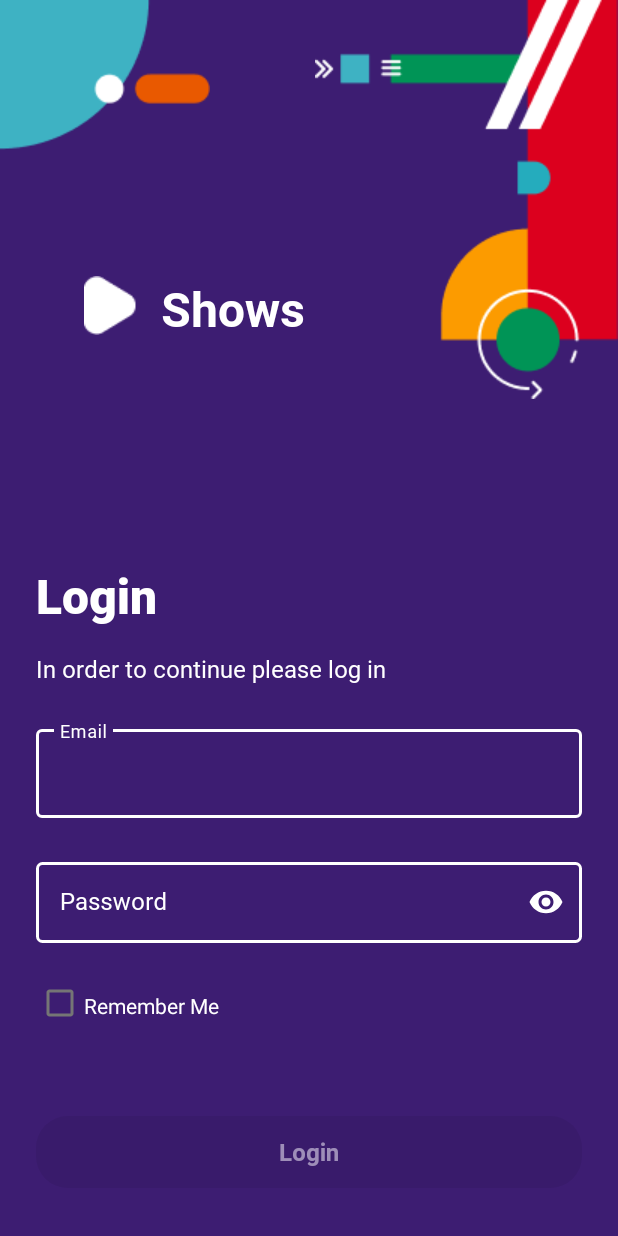
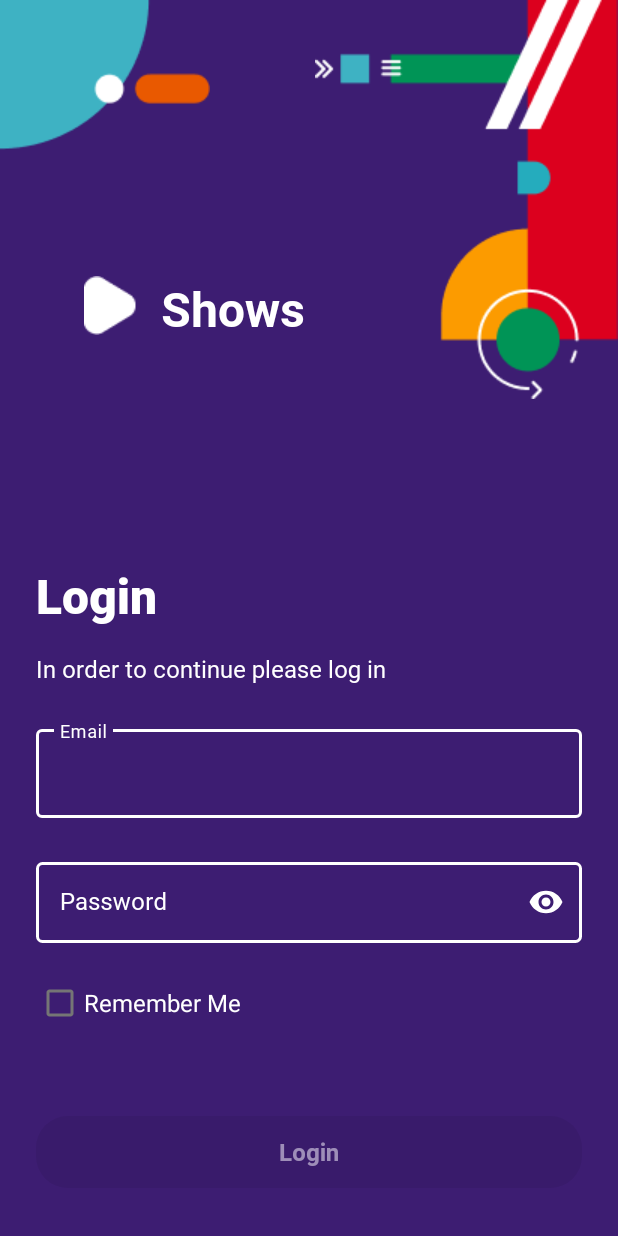
Before and after one commit to DorianBadel/infinum-academy-shows-app-DorianBadel, an Android app: the screen it shows after launch (MainActivity), on a phone screen of 412 x 824 dp. Run offline under Robolectric (Android 15) with nearby library versions, the phone set to English and light mode, and no system bars.

Commit message:
Removing hardcoded text

```diff
--- a/app/src/main/res/layout/dialog_add_review.xml
+++ b/app/src/main/res/layout/dialog_add_review.xml
@@ -23,7 +23,7 @@
                 android:layout_marginLeft="24dp"
                 android:layout_marginTop="40dp"
                 android:layout_height="wrap_content"
-                android:text="Write a review"
+                android:text="@string/write_a_review"
                 android:fontFamily="@font/robotobold"
                 android:textSize="24dp"
                 android:textColor="@color/black"
@@ -56,7 +56,7 @@
             android:layout_marginLeft="24dp"
             android:layout_marginTop="24dp"
             android:layout_marginRight="24dp"
-            android:hint="Comment"
+            android:hint="@string/hint_comment"
             android:textColorHint="#52368C"
             app:boxStrokeColor="#52368C"
             app:hintTextColor="#52368C"
@@ -84,7 +84,7 @@
             android:layout_width="match_parent"
             android:layout_height="match_parent"
             android:layout_margin="24dp"
-            android:text="Write a review"
+            android:text="@string/write_a_review"
             android:background="#52368C"
             />
 
--- a/app/src/main/res/layout/dialog_profile.xml
+++ b/app/src/main/res/layout/dialog_profile.xml
@@ -40,7 +40,7 @@
         android:layout_marginRight="24dp"
         android:background="@drawable/btn_alt_bg"
         android:fontFamily="@font/robotobold"
-        android:text="Change profile photo"
+        android:text="@string/change_profile_photo_txt"
         android:textAppearance="@style/TextAppearance.AppCompat.Body2"
         android:textColor="#FFFFFF"
         android:textColorHint="#FFFFFF"
@@ -59,7 +59,7 @@
         android:background="@drawable/btn_bg"
         android:backgroundTint="#BBBBBB"
         android:fontFamily="@font/robotobold"
-        android:text="Logout"
+        android:text="@string/logout_txt"
         android:textAppearance="@style/TextAppearance.AppCompat.Body2"
         android:textColor="#FFFFFF"
         android:textColorHint="#FFFFFF"
--- a/app/src/main/res/layout/fragment_login_fraagment.xml
+++ b/app/src/main/res/layout/fragment_login_fraagment.xml
@@ -11,15 +11,12 @@
         android:layout_width="match_parent"
         android:layout_height="match_parent"
         >
-
-
-
         <ImageView
             android:layout_width="wrap_content"
             android:layout_height="wrap_content"
             android:src="@drawable/top_left_illustration"
             app:layout_constraintStart_toStartOf="parent"
-            android:contentDescription="Top left img"
+            android:contentDescription="Top left image"
             app:layout_constraintTop_toTopOf="parent" />
 
         <ImageView
@@ -147,21 +144,15 @@
 
         <CheckBox
             android:id="@+id/cbRememberMe"
-            android:layout_width="32dp"
+            android:layout_width="wrap_content"
             android:layout_height="32dp"
             android:layout_margin="24dp"
             app:layout_constraintStart_toStartOf="parent"
             app:layout_constraintTop_toBottomOf="@+id/passwordText"
+            android:textColor="#FFFFFF"
+            android:text="@string/remember_me_txt"
+            android:textSize="16dp"
             />
-
-        <TextView
-            android:layout_width="wrap_content"
-            android:layout_height="wrap_content"
-            android:layout_marginTop="8dp"
-            android:text="Remember Me"
-            android:textColor="#FFFFFF"
-            app:layout_constraintStart_toEndOf="@+id/cbRememberMe"
-            app:layout_constraintTop_toTopOf="@id/cbRememberMe" />
 
         <Button
             style="@style/Widget.Material3.Button"
@@ -176,7 +167,7 @@
             android:backgroundTint="#BBBBBB"
             android:backgroundTintMode="add"
             android:fontFamily="@font/robotobold"
-            android:text="Login"
+            android:text="@string/login_txt"
             android:textAppearance="@style/TextAppearance.AppCompat.Body2"
             android:textColor="#FFFFFF"
             android:textColorHint="#FFFFFF"
--- a/app/src/main/res/layout/view_item_review.xml
+++ b/app/src/main/res/layout/view_item_review.xml
@@ -27,7 +27,7 @@
             android:layout_marginStart="96dp"
             android:layout_marginTop="32dp"
             android:fontFamily="@font/robotoregular"
-            android:text="neil.the.navy.seal"
+            tools:text="neil.the.navy.seal"
             android:textColor="#52368C"
             android:textSize="16sp" />
 
@@ -63,7 +63,7 @@
             android:layout_marginRight="24dp"
             android:fontFamily="@font/robotoregular"
             android:textColor="@color/black"
-            android:text="This show was a complete masterpiece, I really liked it."
+            tools:text="This show was a complete masterpiece, I really liked it."
             android:textSize="16sp"
             android:paddingBottom="30dp" />
 
```
Also changed, not shown: app/src/main/res/layout/fragment_show_details.xml (+7 -7 lines), app/src/main/res/layout/fragment_shows.xml (+5 -5 lines), app/src/main/res/values/strings.xml (+12 -0 lines).
